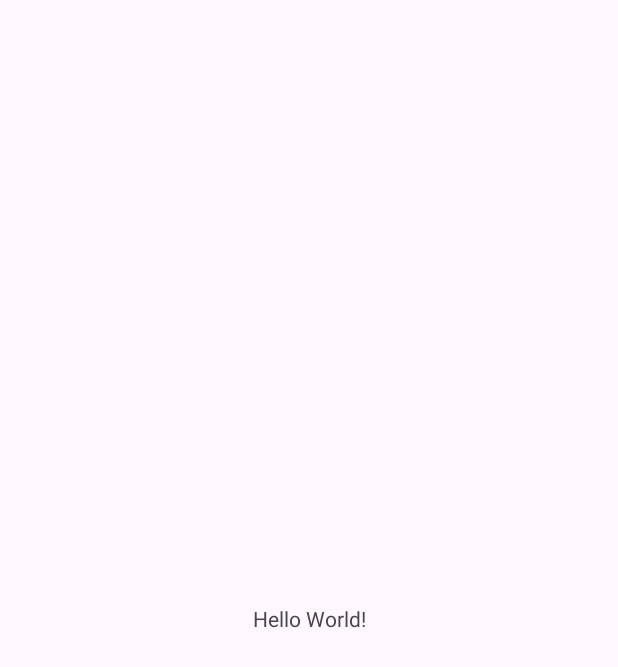
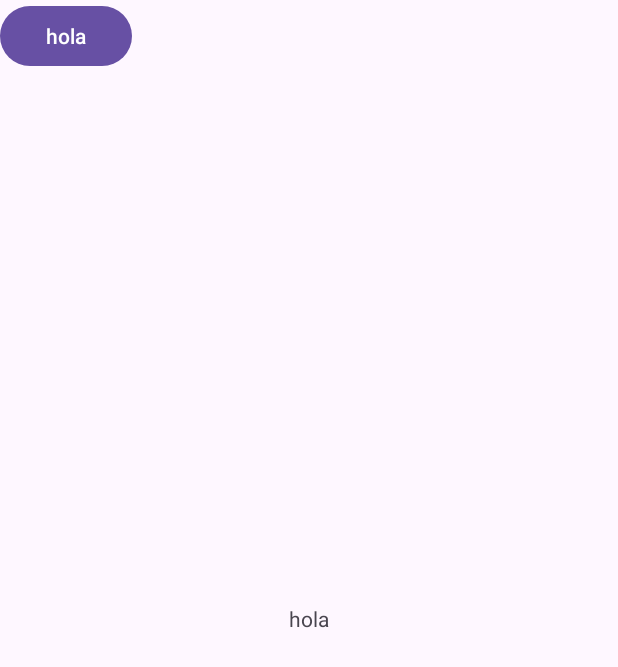
Before and after one commit to juandiazx/Hypnos, an Android app: the screen it shows after launch (MainActivity), on a phone screen of 412 x 824 dp. Before the commit the part shown is almost empty. Shown: the top 667 px of the screen. Run offline under Robolectric (Android 15) with nearby library versions, the phone set to English and light mode, and no system bars.

Commit message:
probando commit

```diff
--- a/android/app/src/main/res/layout/activity_main.xml
+++ b/android/app/src/main/res/layout/activity_main.xml
@@ -9,10 +9,18 @@
     <TextView
         android:layout_width="wrap_content"
         android:layout_height="wrap_content"
-        android:text="Hello World!"
+        android:text="hola"
         app:layout_constraintBottom_toBottomOf="parent"
         app:layout_constraintEnd_toEndOf="parent"
         app:layout_constraintStart_toStartOf="parent"
         app:layout_constraintTop_toTopOf="parent" />
 
+    <Button
+        android:id="@+id/button"
+        android:layout_width="wrap_content"
+        android:layout_height="wrap_content"
+        android:text="hola"
+        tools:layout_editor_absoluteX="158dp"
+        tools:layout_editor_absoluteY="491dp" />
+
 </androidx.constraintlayout.widget.ConstraintLayout>
```
